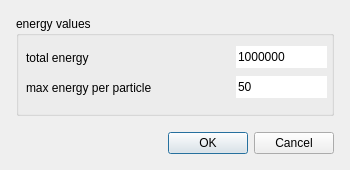
This is source/Gui/Dialogs/NewParticlesDialog.ui in chrxh/alien as Qt 5 draws it before an edit. The edited form follows.
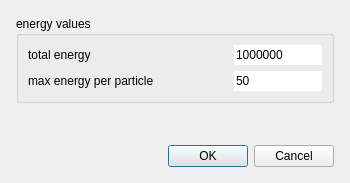
This is the edited form.

Commit message: including thread information in grid dialog

The edit to the form file:
```diff
--- a/source/Gui/Dialogs/NewParticlesDialog.ui
+++ b/source/Gui/Dialogs/NewParticlesDialog.ui
@@ -7,13 +7,13 @@
     <x>0</x>
     <y>0</y>
     <width>350</width>
-    <height>170</height>
+    <height>183</height>
    </rect>
   </property>
   <property name="minimumSize">
    <size>
     <width>350</width>
-    <height>170</height>
+    <height>0</height>
    </size>
   </property>
   <property name="windowTitle">
@@ -40,41 +40,16 @@
      <property name="title">
       <string>energy values</string>
      </property>
+     <layout class="QGridLayout" name="gridLayout_2" columnminimumwidth="200,0">
+      <item row="0" column="0">
      <widget class="QLabel" name="label">
-      <property name="geometry">
-       <rect>
-        <x>10</x>
-        <y>34</y>
-        <width>201</width>
-        <height>16</height>
-       </rect>
-      </property>
       <property name="text">
        <string>total energy</string>
       </property>
      </widget>
-     <widget class="QLabel" name="label_2">
-      <property name="geometry">
-       <rect>
-        <x>10</x>
-        <y>64</y>
-        <width>201</width>
-        <height>16</height>
-       </rect>
-      </property>
-      <property name="text">
-       <string>max energy per particle</string>
-      </property>
-     </widget>
+      </item>
+      <item row="0" column="1">
      <widget class="QLineEdit" name="totalEnergyEdit">
-      <property name="geometry">
-       <rect>
-        <x>220</x>
-        <y>30</y>
-        <width>91</width>
-        <height>22</height>
-       </rect>
-      </property>
       <property name="text">
        <string>1000000</string>
       </property>
@@ -82,15 +57,16 @@
        <bool>false</bool>
       </property>
      </widget>
+      </item>
+      <item row="1" column="0">
+       <widget class="QLabel" name="label_2">
+        <property name="text">
+         <string>max energy per particle</string>
+        </property>
+       </widget>
+      </item>
+      <item row="1" column="1">
      <widget class="QLineEdit" name="maxEnergyPerParticleEdit">
-      <property name="geometry">
-       <rect>
-        <x>220</x>
-        <y>60</y>
-        <width>91</width>
-        <height>22</height>
-       </rect>
-      </property>
       <property name="text">
        <string>50</string>
       </property>
@@ -98,9 +74,11 @@
        <bool>false</bool>
       </property>
      </widget>
+      </item>
+     </layout>
     </widget>
    </item>
-   <item row="1" column="0">
+   <item row="2" column="0">
     <widget class="QDialogButtonBox" name="buttonBox">
      <property name="orientation">
       <enum>Qt::Horizontal</enum>
@@ -110,6 +88,19 @@
      </property>
     </widget>
    </item>
+   <item row="1" column="0">
+    <spacer name="verticalSpacer">
+     <property name="orientation">
+      <enum>Qt::Vertical</enum>
+     </property>
+     <property name="sizeHint" stdset="0">
+      <size>
+       <width>20</width>
+       <height>40</height>
+      </size>
+     </property>
+    </spacer>
+   </item>
   </layout>
  </widget>
  <resources/>
```
Lines whose indentation alone changed are shown as unchanged. The commit also changes 10 other files.
